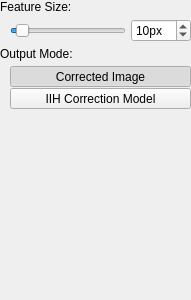
First picture: the form in src/imagefilter_lowpassiihc/filterwidget.ui, repository deiflou/ibp, before the edit.
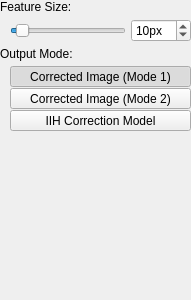
Second picture: the form after the edit.

Commit message:
* Added Auto Levels image filter
* Added ProbabilityMassFunction class
* Added ImageHistogram class
* Added new output option to the IIHC image filters
* Modified license year

Diff of the .ui file:
```diff
--- a/src/imagefilter_lowpassiihc/filterwidget.ui
+++ b/src/imagefilter_lowpassiihc/filterwidget.ui
@@ -107,7 +107,7 @@
           </sizepolicy>
          </property>
          <property name="text">
-          <string>Corrected Image</string>
+          <string>Corrected Image (Mode 1)</string>
          </property>
          <property name="checkable">
           <bool>true</bool>
@@ -126,6 +126,34 @@
          </attribute>
         </widget>
        </item>
+       <item>
+        <widget class="QToolButton" name="mButtonOutputModeCorrectedImageMode2">
+         <property name="sizePolicy">
+          <sizepolicy hsizetype="Preferred" vsizetype="Preferred">
+           <horstretch>0</horstretch>
+           <verstretch>0</verstretch>
+          </sizepolicy>
+         </property>
+         <property name="text">
+          <string>Corrected Image (Mode 2)</string>
+         </property>
+         <property name="checkable">
+          <bool>true</bool>
+         </property>
+         <property name="checked">
+          <bool>false</bool>
+         </property>
+         <property name="autoExclusive">
+          <bool>true</bool>
+         </property>
+         <property name="class" stdset="0">
+          <string>cFlatOptionButton</string>
+         </property>
+         <attribute name="buttonGroup">
+          <string notr="true">buttonGroup</string>
+         </attribute>
+        </widget>
+       </item>
        <item>
         <widget class="QToolButton" name="mButtonOutputModeIIHCorrectionModel">
          <property name="sizePolicy">
```
Left out of the diff: 2 changed lines with no effect on the pictures. The commit also changes 375 other files.
